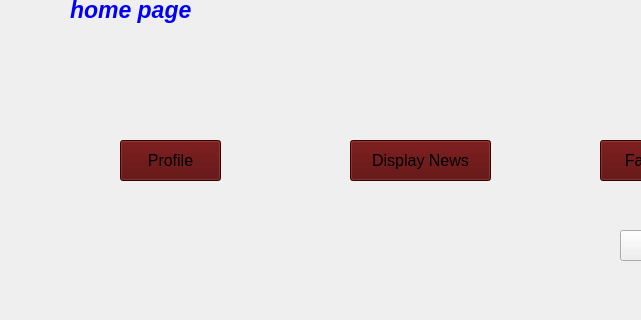
The window that homepage.ui (Kero-83/NewManagementSystem) describes before a commit, drawn with Qt 5; both pictures show x 0 to 641 and y 100 to 420 of the 857 by 654 pixel window.
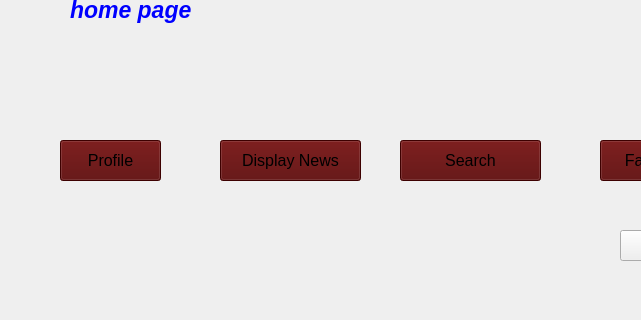
The same window after the commit.

Commit message: finish search

Diff of the .ui file:
```diff
--- a/homepage.ui
+++ b/homepage.ui
@@ -61,7 +61,7 @@
   <widget class="QPushButton" name="pushButton">
    <property name="geometry">
     <rect>
-     <x>120</x>
+     <x>60</x>
      <y>240</y>
      <width>101</width>
      <height>41</height>
@@ -95,7 +95,7 @@
   <widget class="QPushButton" name="pushButton_2">
    <property name="geometry">
     <rect>
-     <x>350</x>
+     <x>220</x>
      <y>240</y>
      <width>141</width>
      <height>41</height>
@@ -157,6 +157,27 @@
     <string>Show New</string>
    </property>
   </widget>
+  <widget class="QPushButton" name="pushButton_search">
+   <property name="geometry">
+    <rect>
+     <x>400</x>
+     <y>240</y>
+     <width>141</width>
+     <height>41</height>
+    </rect>
+   </property>
+   <property name="font">
+    <font>
+     <pointsize>12</pointsize>
+    </font>
+   </property>
+   <property name="styleSheet">
+    <string notr="true">background-color: rgb(85, 0, 0);</string>
+   </property>
+   <property name="text">
+    <string>Search</string>
+   </property>
+  </widget>
  </widget>
  <resources/>
  <connections/>
```
The commit also changes 3683 other files.
